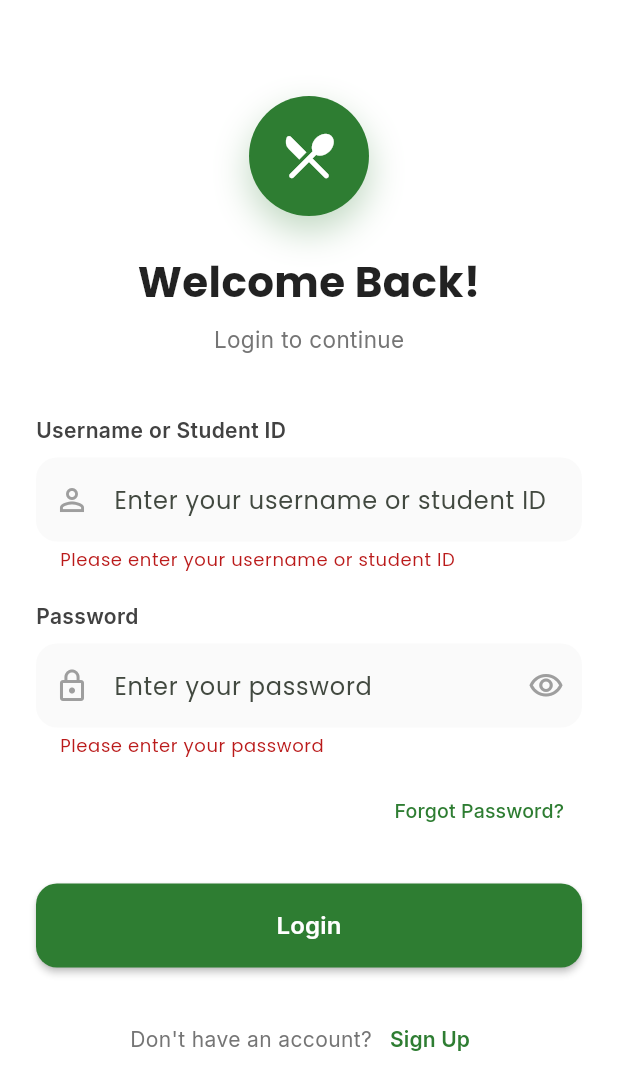
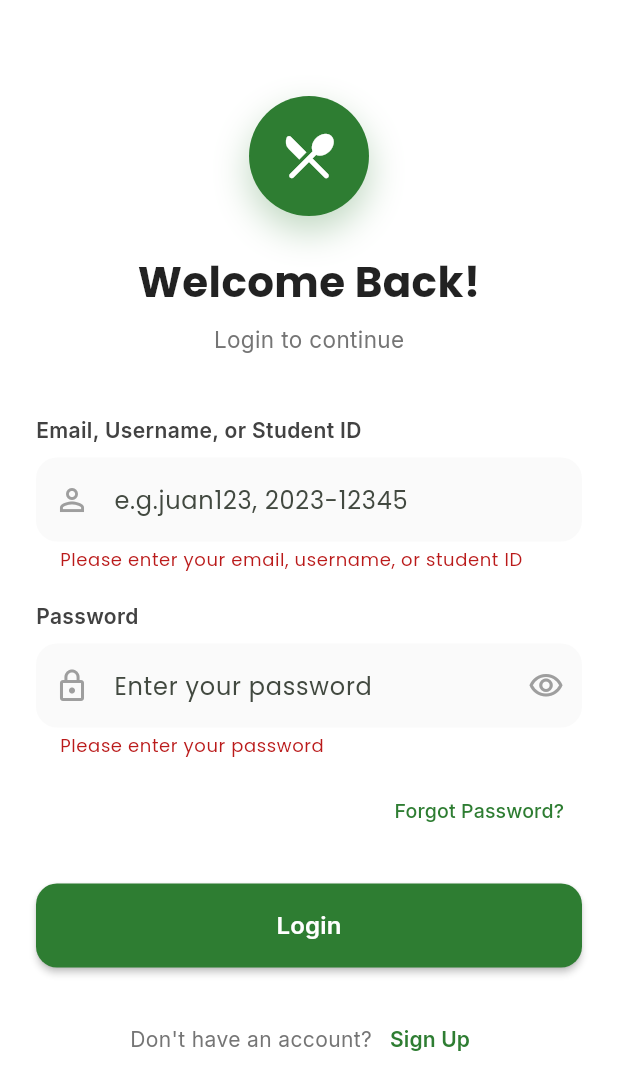
Before and after one commit to miclearnstocode/canteen_ordering_app, a Flutter app: the screen it shows after launch, after a tap on "Login", on a phone screen of 412 x 824 dp. Shown: the top 1090 px of the screen. Run offline on Flutter 3.47's test engine with Material 3 defaults, Android fonts, the phone set to English and light mode, and no system bars; our stand-ins replace cloud_firestore, file_picker, firebase_auth, firebase_core, google_fonts, google_sign_in and 2 more; missing offline and left inert: mobile_scanner; accounts and stored records are empty.

Commit message:
fix the admin error login

```diff
--- a/lib/pages/login_page.dart
+++ b/lib/pages/login_page.dart
@@ -3,7 +3,6 @@ import 'package:flutter/material.dart';
 import 'package:google_fonts/google_fonts.dart';
 import '../services/auth_service.dart';
 import 'register_page.dart';
-import '../auth_gate.dart';
 
 class LoginPage extends StatefulWidget {
   const LoginPage({super.key});
@@ -29,24 +28,29 @@ class _LoginPageState extends State<LoginPage> {
   }
 
   Future<void> _handleLogin() async {
+    FocusScope.of(context).unfocus();
     if (!_formKey.currentState!.validate()) return;
+
     setState(() => _loading = true);
     try {
       await _authService.signInWithUser(
         _userController.text.trim(),
-        _passwordController.text.trim(),
+        _passwordController.text,
       );
-      if (mounted) {
-        Navigator.pushReplacement(
-          context,
-          MaterialPageRoute(builder: (context) => const AuthGate()),
-        );
-      }
+      // No manual navigation — AuthGate listens to authStateChanges.
     } catch (e) {
       if (mounted) {
-        ScaffoldMessenger.of(context).showSnackBar(
-          SnackBar(content: Text('Login failed: $e'), backgroundColor: Colors.red.shade400),
-        );
+        ScaffoldMessenger.of(context)
+          ..hideCurrentSnackBar()
+          ..showSnackBar(
+            SnackBar(
+              content: Text(
+                e.toString().replaceFirst('Exception: ', ''),
+              ),
+              backgroundColor: Colors.red.shade400,
+              behavior: SnackBarBehavior.floating,
+            ),
+          );
       }
     } finally {
       if (mounted) setState(() => _loading = false);
@@ -79,7 +83,8 @@ class _LoginPageState extends State<LoginPage> {
                       ),
                     ],
                   ),
-                  child: const Icon(Icons.restaurant_menu_rounded, size: 40, color: Colors.white),
+                  child: const Icon(Icons.restaurant_menu_rounded,
+                      size: 40, color: Colors.white),
                 ),
               ),
               const SizedBox(height: 24),
@@ -97,7 +102,8 @@ class _LoginPageState extends State<LoginPage> {
               Center(
                 child: Text(
                   'Login to continue',
-                  style: GoogleFonts.inter(fontSize: 15, color: Colors.grey[600]),
+                  style: GoogleFonts.inter(
+                      fontSize: 15, color: Colors.grey[600]),
                 ),
               ),
               const SizedBox(height: 40),
@@ -106,13 +112,25 @@ class _LoginPageState extends State<LoginPage> {
                 child: Column(
                   crossAxisAlignment: CrossAxisAlignment.start,
                   children: [
-                    Text('Username or Student ID', style: GoogleFonts.inter(fontSize: 14, fontWeight: FontWeight.w600, color: Colors.grey[800])),
+                    Text(
+                      'Email, Username, or Student ID',
+                      style: GoogleFonts.inter(
+                        fontSize: 14,
+                        fontWeight: FontWeight.w600,
+                        color: Colors.grey[800],
+                      ),
+                    ),
                     const SizedBox(height: 8),
                     TextFormField(
                       controller: _userController,
+                      textInputAction: TextInputAction.next,
+                      keyboardType: TextInputType.emailAddress,
+                      autocorrect: false,
+                      enableSuggestions: false,
                       decoration: InputDecoration(
-                        hintText: 'Enter your username or student ID',
-                        prefixIcon: const Icon(Icons.person_outline, color: Colors.grey),
+                        hintText: 'e.g.juan123, 2023-12345',
+                        prefixIcon: const Icon(Icons.person_outline,
+                            color: Colors.grey),
                         border: OutlineInputBorder(
                           borderRadius: BorderRadius.circular(14),
                           borderSide: BorderSide.none,
@@ -121,22 +139,40 @@ class _LoginPageState extends State<LoginPage> {
                         fillColor: Colors.grey.shade50,
                       ),
                       validator: (value) {
-                        if (value == null || value.isEmpty) return 'Please enter your username or student ID';
+                        if (value == null || value.trim().isEmpty) {
+                          return 'Please enter your email, username, or student ID';
+                        }
                         return null;
                       },
                     ),
                     const SizedBox(height: 20),
-                    Text('Password', style: GoogleFonts.inter(fontSize: 14, fontWeight: FontWeight.w600, color: Colors.grey[800])),
+                    Text(
+                      'Password',
+                      style: GoogleFonts.inter(
+                        fontSize: 14,
+                        fontWeight: FontWeight.w600,
+                        color: Colors.grey[800],
+                      ),
+                    ),
                     const SizedBox(height: 8),
                     TextFormField(
                       controller: _passwordController,
                       obscureText: _obscurePassword,
+                      textInputAction: TextInputAction.done,
+                      onFieldSubmitted: (_) => _handleLogin(),
                       decoration: InputDecoration(
                         hintText: 'Enter your password',
-                        prefixIcon: const Icon(Icons.lock_outline, color: Colors.grey),
+                        prefixIcon: const Icon(Icons.lock_outline,
+                            color: Colors.grey),
                         suffixIcon: IconButton(
-                          icon: Icon(_obscurePassword ? Icons.visibility_outlined : Icons.visibility_off_outlined, color: Colors.grey),
-                          onPressed: () => setState(() => _obscurePassword = !_obscurePassword),
+                          icon: Icon(
+                            _obscurePassword
+                                ? Icons.visibility_outlined
+                                : Icons.visibility_off_outlined,
+                            color: Colors.grey,
+                          ),
+                          onPressed: () => setState(
+                              () => _obscurePassword = !_obscurePassword),
                         ),
                         border: OutlineInputBorder(
                           borderRadius: BorderRadius.circular(14),
@@ -146,8 +182,10 @@ class _LoginPageState extends State<LoginPage> {
                         fillColor: Colors.grey.shade50,
                       ),
                       validator: (value) {
-                        if (value == null || value.isEmpty) return 'Please enter your password';
-                        if (value.length < 6) return 'Password must be at least 6 characters';
+                        if (value == null || value.isEmpty) {
+                          return 'Please enter your password';
+                        }
+                        // No min length here — register-only rule.
                         return null;
                       },
                     ),
@@ -155,8 +193,10 @@ class _LoginPageState extends State<LoginPage> {
                     Align(
                       alignment: Alignment.centerRight,
                       child: TextButton(
-                        onPressed: () {}, // Forgot password logic
-                        child: Text('Forgot Password?', style: GoogleFonts.inter(fontSize: 13, color: primaryColor)),
+                        onPressed: () {},
+                        child: Text('Forgot Password?',
+                            style: GoogleFonts.inter(
+                                fontSize: 13, color: primaryColor)),
                       ),
                     ),
                     const SizedBox(height: 24),
@@ -170,10 +210,18 @@ class _LoginPageState extends State<LoginPage> {
                               style: ElevatedButton.styleFrom(
                                 backgroundColor: primaryColor,
                                 foregroundColor: Colors.white,
-                                shape: RoundedRectangleBorder(borderRadius: BorderRadius.circular(14)),
+                                shape: RoundedRectangleBorder(
+                                  borderRadius: BorderRadius.circular(14),
+                                ),
                                 elevation: 2,
                               ),
-                              child: Text('Login', style: GoogleFonts.inter(fontSize: 16, fontWeight: FontWeight.w600)),
+                              child: Text(
+                                'Login',
+                                style: GoogleFonts.inter(
+                                  fontSize: 16,
+                                  fontWeight: FontWeight.w600,
+                                ),
+                              ),
                             ),
                     ),
                   ],
@@ -183,12 +231,26 @@ class _LoginPageState extends State<LoginPage> {
               Row(
                 mainAxisAlignment: MainAxisAlignment.center,
                 children: [
-                  Text("Don't have an account?", style: GoogleFonts.inter(color: Colors.grey[600])),
+                  Text(
+                    "Don't have an account?",
+                    style: GoogleFonts.inter(color: Colors.grey[600]),
+                  ),
                   TextButton(
                     onPressed: () {
-                      Navigator.push(context, MaterialPageRoute(builder: (context) => const RegisterPage()));
+                      Navigator.push(
+                        context,
+                        MaterialPageRoute(
+                          builder: (context) => const RegisterPage(),
+                        ),
+                      );
                     },
-                    child: Text('Sign Up', style: GoogleFonts.inter(color: primaryColor, fontWeight: FontWeight.w600)),
+                    child: Text(
+                      'Sign Up',
+                      style: GoogleFonts.inter(
+                        color: primaryColor,
+                        fontWeight: FontWeight.w600,
+                      ),
+                    ),
                   ),
                 ],
               ),
--- a/lib/services/login_lookup_sync.dart
+++ b/lib/services/login_lookup_sync.dart
@@ -1,10 +1,13 @@
+// lib/services/login_lookup_sync.dart
 import 'package:cloud_firestore/cloud_firestore.dart';
 import '../models/user_model.dart';
-
 
 class LoginLookupSync {
   static final _db = FirebaseFirestore.instance;
 
+  /// Upserts the lookup docs for [user].
+  /// Writes one doc per identifier: email, username, studentId (both
+  /// canonical and dash/space-stripped).
   static Future<void> upsert(AppUser user) async {
     final payload = {
       'uid': user.uid,
@@ -16,24 +19,11 @@ class LoginLookupSync {
       'updatedAt': FieldValue.serverTimestamp(),
     };
 
-    final ids = <String>{};
-
-    // Email is always present.
-    if (user.email.isNotEmpty) ids.add(user.email.toLowerCase());
-
-    // Username (if set).
-    if (user.username != null && user.username!.trim().isNotEmpty) {
-      ids.add(user.username!.trim().toLowerCase());
-    }
-
-    // Student ID — store BOTH the canonical form and a dashes-stripped
-    // variant so users can type it either way.
-    if (user.studentId != null && user.studentId!.trim().isNotEmpty) {
-      final sid = user.studentId!.trim().toLowerCase();
-      ids.add(sid);
-      final stripped = sid.replaceAll(RegExp(r'[\s\-]'), '');
-      if (stripped != sid) ids.add(stripped);
-    }
+    final ids = _idsFor(
+      email: user.email,
+      username: user.username,
+      studentId: user.studentId,
+    );
 
     if (ids.isEmpty) return;
 
@@ -48,11 +38,9 @@ class LoginLookupSync {
     await batch.commit();
   }
 
-  /// Updates only the `accountStatus` on all existing lookup docs for [uid].
-  /// Used when admin flips pending → active, or active → suspended.
-  ///
-  /// We can't query by `uid` without a composite index and admin rights,
-  /// so we look up the user doc first to know which identifiers exist.
+  /// Updates only the `accountStatus` on all lookup docs for a user.
+  /// Uses set+merge so a missing doc is created rather than failing
+  /// the whole batch.
   static Future<void> updateStatus({
     required String uid,
     required String email,
@@ -60,11 +48,75 @@ class LoginLookupSync {
     String? studentId,
     required String newStatus,
   }) async {
+    final ids = _idsFor(
+      email: email,
+      username: username,
+      studentId: studentId,
+    );
+
+    if (ids.isEmpty) return;
+
+    final batch = _db.batch();
+    for (final id in ids) {
+      batch.set(
+        _db.collection('login_lookup').doc(id),
+        {
+          'uid': uid,
+          'email': email.toLowerCase(),
+          'username': username,
+          'studentId': studentId,
+          'accountStatus': newStatus,
+          'updatedAt': FieldValue.serverTimestamp(),
+        },
+        SetOptions(merge: true),
+      );
+    }
+    await batch.commit();
+  }
+
+  /// Deletes all lookup docs for a user.
+  static Future<void> remove({
+    required String email,
+    String? username,
+    String? studentId,
+  }) async {
+    final ids = _idsFor(
+      email: email,
+      username: username,
+      studentId: studentId,
+    );
+
+    if (ids.isEmpty) return;
+
+    final batch = _db.batch();
+    for (final id in ids) {
+      batch.delete(_db.collection('login_lookup').doc(id));
+    }
+    await batch.commit();
+  }
+
+  // ── Internals ─────────────────────────────────────────────────────────
+
+  static Set<String> _idsFor({
+    required String email,
+    String? username,
+    String? studentId,
+  }) {
     final ids = <String>{};
-    if (email.isNotEmpty) ids.add(email.toLowerCase());
+
+    if (email.trim().isNotEmpty) {
+      ids.add(email.trim().toLowerCase());
+    }
+
     if (username != null && username.trim().isNotEmpty) {
-      ids.add(username.trim().toLowerCase());
+      final u = username.trim().toLowerCase();
+      ids.add(u);
+      // Also add a whitespace-collapsed variant ("canteen admin" stays,
+      // but "canteen   admin" becomes "canteen admin").
+      final collapsed = u.replaceAll(RegExp(r'\s+'), ' ');
+      if (collapsed != u) ids.add(collapsed);
     }
+
     if (studentId != null && studentId.trim().isNotEmpty) {
       final sid = studentId.trim().toLowerCase();
       ids.add(sid);
@@ -72,41 +124,6 @@ class LoginLookupSync {
       if (stripped != sid) ids.add(stripped);
     }
 
-    final batch = _db.batch();
-    for (final id in ids) {
-      batch.update(
-        _db.collection('login_lookup').doc(id),
-        {
-          'accountStatus': newStatus,
-          'updatedAt': FieldValue.serverTimestamp(),
-        },
-      );
-    }
-    await batch.commit();
-  }
-
-  /// Deletes all lookup docs for a user (used when account is deleted).
-  static Future<void> remove({
-    required String email,
-    String? username,
-    String? studentId,
-  }) async {
-    final ids = <String>{};
-    if (email.isNotEmpty) ids.add(email.toLowerCase());
-    if (username != null && username.trim().isNotEmpty) {
-      ids.add(username.trim().toLowerCase());
-    }
-    if (studentId != null && studentId.trim().isNotEmpty) {
-      final sid = studentId.trim().toLowerCase();
-      ids.add(sid);
-      final stripped = sid.replaceAll(RegExp(r'[\s\-]'), '');
-      if (stripped != sid) ids.add(stripped);
-    }
-
-    final batch = _db.batch();
-    for (final id in ids) {
-      batch.delete(_db.collection('login_lookup').doc(id));
-    }
-    await batch.commit();
+    return ids;
   }
 }
```
Also changed, not shown: lib/services/auth_service.dart (+167 -67 lines), lib/services/login_lookup_service.dart (+27 -6 lines), 1 other file.
